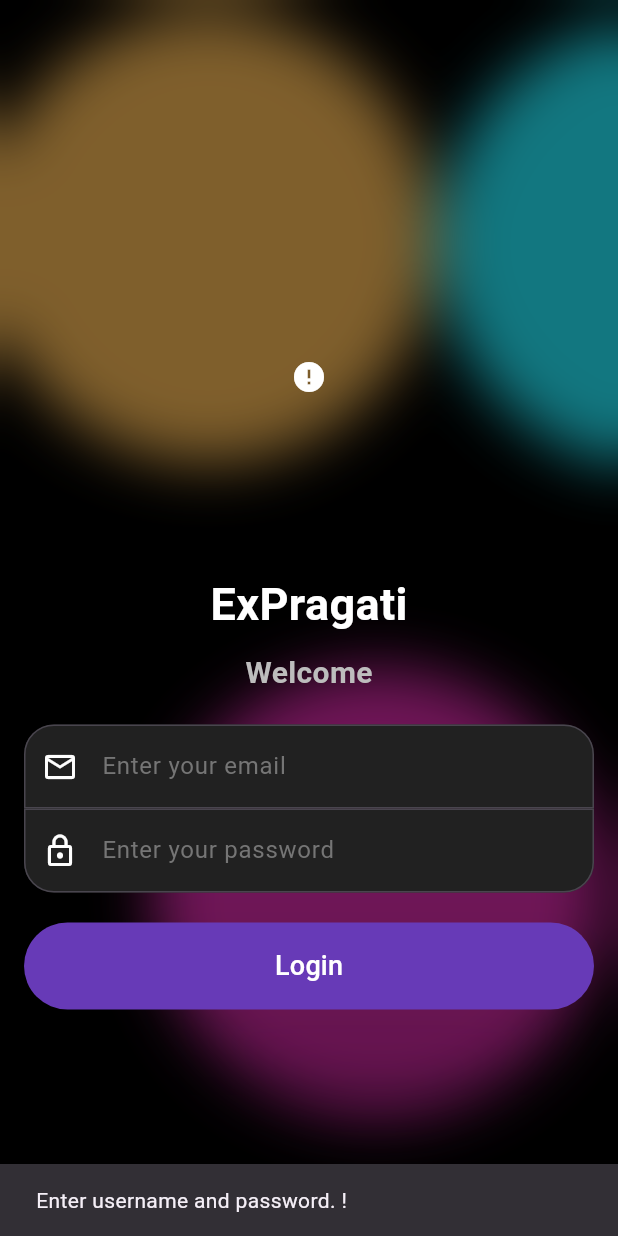
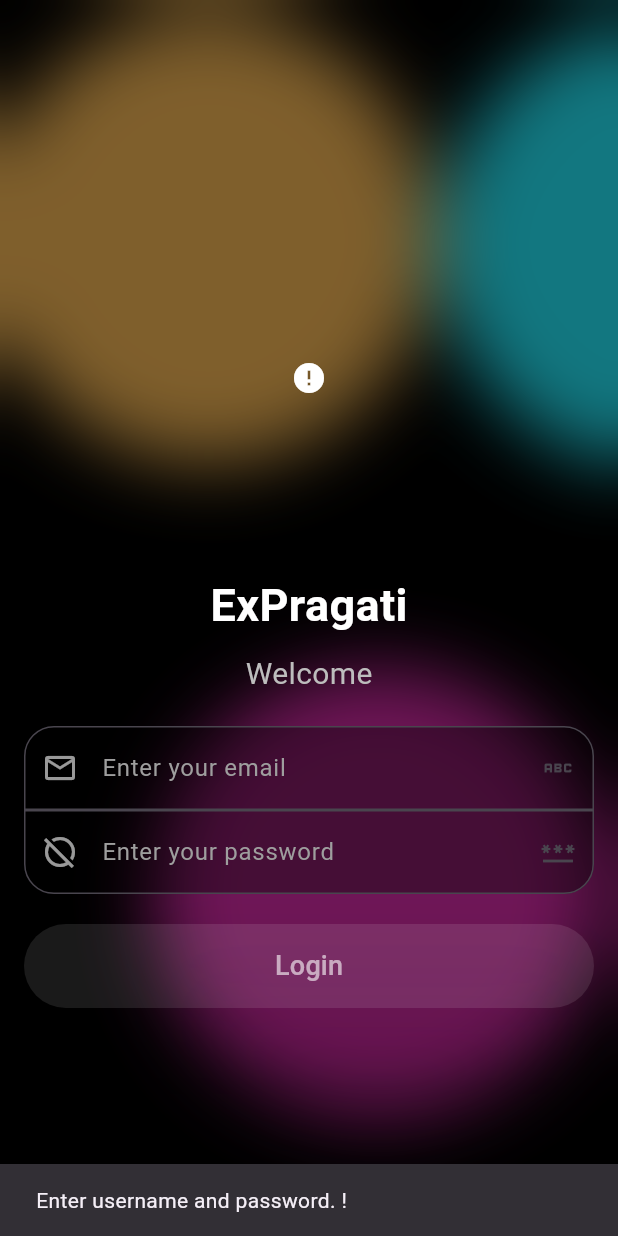
Before and after one commit to wantedbear007/ExPragati, a Flutter app: the screen it shows after launch, after a tap on "Login", on a phone screen of 412 x 824 dp. Run offline on Flutter 3.47's test engine with Material 3 defaults, Android fonts, the phone set to English and light mode, and no system bars; drawn by our look-alikes of blur, cached_network_image; our stand-ins replace awesome_snackbar_content, flutter_dotenv, flutter_svg, shared_preferences; network calls fail.

Commit message:
feat, fix: new HomeScreen UI, error handlings, Login screen UI fixes.

```diff
--- a/lib/login_screen.dart
+++ b/lib/login_screen.dart
@@ -5,11 +5,14 @@ import 'package:blur/blur.dart';
 import 'package:cached_network_image/cached_network_image.dart';
 import 'package:expragati/employee_model.dart';
 import 'package:expragati/home_screen.dart';
+import 'package:expragati/utils.dart';
 import 'package:flutter/material.dart';
 import 'package:flutter_dotenv/flutter_dotenv.dart';
 import 'package:flutter_svg/flutter_svg.dart';
 import 'package:http/http.dart' as http;
 import 'dart:math';
+
+import 'package:shared_preferences/shared_preferences.dart';
 
 class LoginScreen extends StatefulWidget {
   const LoginScreen({super.key});
@@ -18,17 +21,14 @@ class LoginScreen extends StatefulWidget {
   State<LoginScreen> createState() => _LoginScreenState();
 }
 
-const String bg = '''<svg xmlns="http://www.w3.org/2000/svg" version="1.1" xmlns:xlink="http://www.w3.org/1999/xlink" xmlns:svgjs="http://svgjs.dev/svgjs" viewBox="0 0 800 800"><defs><filter id="bbblurry-filter" x="-100%" y="-100%" width="400%" height="400%" filterUnits="objectBoundingBox" primitiveUnits="userSpaceOnUse" color-interpolation-filters="sRGB">
-	<feGaussianBlur stdDeviation="40" x="0%" y="0%" width="100%" height="100%" in="SourceGraphic" edgeMode="none" result="blur"></feGaussianBlur></filter></defs><g filter="url(#bbblurry-filter)"><ellipse rx="150" ry="150" cx="333.18494402338234" cy="158.77062997907547" fill="hsl(37, 99%, 67%)"></ellipse><ellipse rx="150" ry="150" cx="445.59942213782654" cy="595.10320794104" fill="hsl(316, 73%, 52%)"></ellipse><ellipse rx="150" ry="150" cx="636.2167310124642" cy="163.1432691363295" fill="hsl(185, 100%, 57%)"></ellipse></g></svg>''';
-
+// const String bg = '''<svg xmlns="http://www.w3.org/2000/svg" version="1.1" xmlns:xlink="http://www.w3.org/1999/xlink" xmlns:svgjs="http://svgjs.dev/svgjs" viewBox="0 0 800 800"><defs><filter id="bbblurry-filter" x="-100%" y="-100%" width="400%" height="400%" filterUnits="objectBoundingBox" primitiveUnits="userSpaceOnUse" color-interpolation-filters="sRGB">
+// 	<feGaussianBlur stdDeviation="40" x="0%" y="0%" width="100%" height="100%" in="SourceGraphic" edgeMode="none" result="blur"></feGaussianBlur></filter></defs><g filter="url(#bbblurry-filter)"><ellipse rx="150" ry="150" cx="333.18494402338234" cy="158.77062997907547" fill="hsl(37, 99%, 67%)"></ellipse><ellipse rx="150" ry="150" cx="445.59942213782654" cy="595.10320794104" fill="hsl(316, 73%, 52%)"></ellipse><ellipse rx="150" ry="150" cx="636.2167310124642" cy="163.1432691363295" fill="hsl(185, 100%, 57%)"></ellipse></g></svg>''';
 class _LoginScreenState extends State<LoginScreen> {
   final TextEditingController _emailController = TextEditingController();
   final TextEditingController _passwordController = TextEditingController();
   String _welcomeMessage = 'Welcome, Login to your account';
   late Timer _timer;
   int _currentLanguageIndex = 0;
-
-
 
 
   bool isRequestInProgress = false;
@@ -53,7 +53,8 @@ class _LoginScreenState extends State<LoginScreen> {
     _timer = Timer.periodic(const Duration(seconds: 2), (timer) {
       setState(() {
         _welcomeMessage = _welcomeMessages[_currentLanguageIndex];
-        _currentLanguageIndex = (_currentLanguageIndex + 1) % _welcomeMessages.length;
+        _currentLanguageIndex =
+            (_currentLanguageIndex + 1) % _welcomeMessages.length;
       });
     });
   }
@@ -69,8 +70,12 @@ class _LoginScreenState extends State<LoginScreen> {
       return;
     }
 
-    if (_emailController.text.trim().isEmpty ||
-        _passwordController.text.trim().isEmpty) {
+    if (_emailController.text
+        .trim()
+        .isEmpty ||
+        _passwordController.text
+            .trim()
+            .isEmpty) {
       ScaffoldMessenger.of(context).showSnackBar(
           const SnackBar(content: Text("Enter username and password. !")));
       return;
@@ -98,34 +103,49 @@ class _LoginScreenState extends State<LoginScreen> {
               'Referer': 'https://tauri.localhost/',
               'Accept-Language': 'en-GB,en;q=0.9,en-US;q=0.8'
             },
-            body: jsonEncode(<String, String> {
+            body: jsonEncode(<String, String>{
               "emp_email": _emailController.text,
               "emp_password": _passwordController.text,
               "medium": "app"
             }));
 
-        final Map<String, dynamic> responseJson = jsonDecode(response.body) as Map<String, dynamic>;
+        final Map<String, dynamic> responseJson = jsonDecode(
+            response.body) as Map<String, dynamic>;
 
         setState(() {
           isRequestInProgress = false;
         });
 
+
+
         if (response.statusCode == 200) {
-          ScaffoldMessenger.of(context).showSnackBar(SnackBar(content: Text(responseJson["message"])));
+          ScaffoldMessenger.of(context).showSnackBar(
+              SnackBar(content: Text(responseJson["message"])));
           // print(response.body.toString());
 
           final employeeData = EmployeeModel.fromJson(responseJson);
-          Navigator.pushReplacement(context, MaterialPageRoute(builder: (BuildContext ctx) => HomeScreen(employeeModel: employeeData,)));
+          final prefs = await SharedPreferences.getInstance();
+
+          await prefs.setString("token", employeeData.token!);
+          await prefs.setString("name", employeeData.employee!.empName ?? "NA");
+          await prefs.setString("contact", employeeData.employee!.empNumber ?? "NA");
+          await prefs.setString("role", employeeData.employee!.empDesignation ?? "NA");
+          await prefs.setString("empid", employeeData.employee!.empId ?? "NA");
+
+          Navigator.pushReplacement(context, MaterialPageRoute(
+              builder: (BuildContext ctx) =>
+                  HomeScreen(employeeModel: employeeData,)));
         } else {
-          ScaffoldMessenger.of(context).showSnackBar(SnackBar(content: Text(responseJson["message"])));
+          ScaffoldMessenger.of(context).showSnackBar(
+              SnackBar(content: Text(responseJson["message"])));
         }
-
       } catch (err) {
         setState(() {
           isRequestInProgress = false;
         });
-        print(err.toString());
-        ScaffoldMessenger.of(context).showSnackBar(SnackBar(content: Text("Server Error ${err.toString()}")));
+        // print(err.toString());
+        ScaffoldMessenger.of(context).showSnackBar(
+            SnackBar(content: Text("Server Error ${err.toString()}")));
       }
     }
   }
@@ -139,15 +159,12 @@ class _LoginScreenState extends State<LoginScreen> {
           Positioned.fill(
             child: Blur(
               blurColor: Colors.black,
-              blur: 20.0,
-              child:  SvgPicture.string(
-              bg,
+              blur: 25.0,
+              child: SvgPicture.string(
+                loginScreenSVG,
                 fit: BoxFit.cover,
-            ),)
-            // child: SvgPicture.string(
-            //   bg,
-            //   fit: BoxFit.cover,
-            // ),
+              ),
+            ),
           ),
           Center(
             child: SingleChildScrollView(
@@ -156,22 +173,20 @@ class _LoginScreenState extends State<LoginScreen> {
                 child: Column(
                   crossAxisAlignment: CrossAxisAlignment.center,
                   children: [
-                // CircleAvatar(
-                //   radius: 80,
-                //   backgroundImage: NetworkImage(avatarUrl),
-                //   backgroundColor: Colors.transparent,
-                // ),
                     CircleAvatar(
                       radius: 100,
                       backgroundColor: Colors.transparent,
                       child: CachedNetworkImage(
                         imageUrl: avatarUrl,
-                    imageBuilder: (context, imageProvider) => CircleAvatar(
+                        imageBuilder: (context, imageProvider) =>
+                            CircleAvatar(
                               radius: 120,
                               backgroundImage: imageProvider,
                             ),
-                    placeholder: (context, url) => CircularProgressIndicator(),
-                    errorWidget: (context, url, error) => Icon(Icons.error, color: Colors.white),
+                        placeholder: (context, url) =>
+                            const CircularProgressIndicator(),
+                        errorWidget: (context, url, error) =>
+                            const Icon(Icons.error, color: Colors.white),
                       ),
                     ),
                     const SizedBox(height: 30),
@@ -188,7 +203,6 @@ class _LoginScreenState extends State<LoginScreen> {
                       _welcomeMessage,
                       style: TextStyle(
                         fontSize: 20,
-                    fontWeight: FontWeight.bold,
                         color: Colors.grey[400],
                       ),
                     ),
@@ -197,40 +211,49 @@ class _LoginScreenState extends State<LoginScreen> {
                       keyboardType: TextInputType.emailAddress,
                       controller: _emailController,
                       style: const TextStyle(color: Colors.white),
-                  decoration: InputDecoration(
+                      decoration: const InputDecoration(
                         hintText: 'Enter your email',
-                    hintStyle: TextStyle(color: Colors.grey[600]),
-                    prefixIcon: const Icon(Icons.email_outlined, color: Colors.white),
+                        hintStyle: const TextStyle(color: Colors.grey),
+                        prefixIcon: Icon(Icons.email_outlined,
+                            color: Colors.white60),
                         filled: true,
-                    fillColor: Colors.grey[900],
+                        suffixIcon: Icon(Icons.abc),
+                        fillColor: Colors.black38,
                         border: OutlineInputBorder(
-                      borderRadius: BorderRadius.vertical(top: Radius.circular(20)),
-                      borderSide: const BorderSide(color: Colors.grey),
+                          borderRadius: BorderRadius.vertical(
+                            top: Radius.circular(20),
+                          ),
                         ),
                         focusedBorder: OutlineInputBorder(
-                      borderRadius: BorderRadius.vertical(top: Radius.circular(20)),
-                      borderSide: const BorderSide(color: Colors.grey),
+                          borderRadius: BorderRadius.vertical(
+                            top: Radius.circular(20),
+                          ),
+                          borderSide: BorderSide(color: Colors.grey),
                         ),
                       ),
                     ),
-                const SizedBox(height: 0),
                     TextField(
                       obscureText: true,
                       controller: _passwordController,
                       style: const TextStyle(color: Colors.white),
-                  decoration: InputDecoration(
+                      decoration: const InputDecoration(
                         hintText: 'Enter your password',
-                    hintStyle: TextStyle(color: Colors.grey[600]),
-                    prefixIcon: const Icon(Icons.lock_outline, color: Colors.white),
+                        hintStyle: TextStyle(color: Colors.grey),
+                        prefixIcon: Icon(Icons.hide_source,
+                            color: Colors.white60),
                         filled: true,
-                    fillColor: Colors.grey[900],
+                        suffixIcon: Icon(Icons.password),
+                        fillColor: Colors.black38,
                         border: OutlineInputBorder(
-                      borderRadius: BorderRadius.vertical(bottom: Radius.circular(20)),
-                      borderSide: const BorderSide(color: Colors.grey),
+                          borderRadius: BorderRadius.vertical(
+                            bottom: Radius.circular(20),
+                          ),
                         ),
                         focusedBorder: OutlineInputBorder(
-                      borderRadius: BorderRadius.vertical(bottom: Radius.circular(20)),
-                      borderSide: const BorderSide(color: Colors.grey),
+                          borderRadius: BorderRadius.vertical(
+                            bottom: Radius.circular(20),
+                          ),
+                          borderSide: BorderSide(color: Colors.grey),
                         ),
                       ),
                     ),
@@ -245,13 +268,12 @@ class _LoginScreenState extends State<LoginScreen> {
                           'Login',
                           style: TextStyle(
                             fontSize: 18,
-                        // fontWeight: FontWeight.bold,
                           ),
                         ),
                         style: ElevatedButton.styleFrom(
-                      padding: const EdgeInsets.symmetric(vertical: 16),
-                      backgroundColor: Colors.deepPurple,
-                      foregroundColor: Colors.white,
+                          padding: const EdgeInsets.symmetric(vertical: 15),
+                          backgroundColor: Colors.white10,
+                          foregroundColor: Colors.white60,
                           shape: RoundedRectangleBorder(
                             borderRadius: BorderRadius.circular(30),
                           ),
@@ -259,13 +281,24 @@ class _LoginScreenState extends State<LoginScreen> {
                         ),
                       ),
                     ),
-
                   ],
                 ),
               ),
             ),
-      ),]
-          )
+          ),
+          // Positioned(
+          //
+          //   bottom: 30,
+          //   left: 0,
+          //   right: 0,
+          //   child: Text(
+          //     "</> with ❤️ by Wantedbear007",
+          //     textAlign: TextAlign.center,
+          //     style: TextStyle(color: Colors.grey[700], fontWeight: FontWeight.bold),
+          //   ),
+          // ),
+        ],
+      ),
     );
   }
 }
--- a/lib/main.dart
+++ b/lib/main.dart
@@ -1,7 +1,11 @@
+import 'dart:collection';
+
+import 'package:expragati/employee_model.dart';
 import 'package:expragati/home_screen.dart';
 import 'package:expragati/login_screen.dart';
 import 'package:flutter/material.dart';
 import 'package:flutter_dotenv/flutter_dotenv.dart';
+import 'package:shared_preferences/shared_preferences.dart';
 
 Future<void> main() async {
   await dotenv.load(fileName: ".env");
@@ -20,7 +24,7 @@ class MyApp extends StatelessWidget {
         colorScheme: ColorScheme.fromSeed(seedColor: Colors.deepPurple),
         useMaterial3: true,
       ),
-      home: const MyHomePage(title: 'Flutter Demo Home Page'),
+      home: const MyHomePage(title: 'Something'),
     );
   }
 }
@@ -36,9 +40,55 @@ class MyHomePage extends StatefulWidget {
 
 class _MyHomePageState extends State<MyHomePage> {
   @override
+  void initState() {
+    super.initState();
+    _getToken();
+  }
+
+  var userData = HashMap<String, String>();
+  bool isAllowed = false;
+
+  // validate user
+  bool validate(HashMap<String, String> data) {
+    for (var entry in data.entries) {
+      if (entry.value.isEmpty) {
+        return false;
+      }
+    }
+    return true;
+  }
+
+  // check token
+  Future<void> _getToken() async {
+    final prefs = await SharedPreferences.getInstance();
+    userData["token"] = prefs.getString("token") ?? "";
+    userData["name"] = prefs.getString("name") ?? "";
+    userData["contact"] = prefs.getString("contact") ?? "";
+    userData["role"] = prefs.getString("role") ?? "";
+    userData["empid"] = prefs.getString("empid") ?? "";
+
+    if (validate(userData)) {
+      isAllowed = true;
+    }
+    print("values");
+    userData.forEach((key, value) {
+      print('$key: $value');
+    });
+  }
+
+  @override
   Widget build(BuildContext context) {
     return Scaffold(
-      body: LoginScreen(),
+      body: isAllowed
+          ? HomeScreen(
+              employeeModel: EmployeeModel(
+                  employee: Employee(
+                      empId: userData["empid"],
+                      empName: userData["name"],
+                      empNumber: userData["contact"],
+                      empDesignation: userData["role"]),
+                  token: userData["token"]))
+          : LoginScreen(),
     );
   }
 }
--- /dev/null
+++ b/lib/utils.dart
@@ -0,0 +1,6 @@
+const String loginScreenSVG = '''<svg xmlns="http://www.w3.org/2000/svg" version="1.1" xmlns:xlink="http://www.w3.org/1999/xlink" xmlns:svgjs="http://svgjs.dev/svgjs" viewBox="0 0 800 800"><defs><filter id="bbblurry-filter" x="-100%" y="-100%" width="400%" height="400%" filterUnits="objectBoundingBox" primitiveUnits="userSpaceOnUse" color-interpolation-filters="sRGB">
+	<feGaussianBlur stdDeviation="40" x="0%" y="0%" width="100%" height="100%" in="SourceGraphic" edgeMode="none" result="blur"></feGaussianBlur></filter></defs><g filter="url(#bbblurry-filter)"><ellipse rx="150" ry="150" cx="333.18494402338234" cy="158.77062997907547" fill="hsl(37, 99%, 67%)"></ellipse><ellipse rx="150" ry="150" cx="445.59942213782654" cy="595.10320794104" fill="hsl(316, 73%, 52%)"></ellipse><ellipse rx="150" ry="150" cx="636.2167310124642" cy="163.1432691363295" fill="hsl(185, 100%, 57%)"></ellipse></g></svg>''';
+
+
+const String homeScreenSVG = '''<svg xmlns="http://www.w3.org/2000/svg" version="1.1" xmlns:xlink="http://www.w3.org/1999/xlink" xmlns:svgjs="http://svgjs.dev/svgjs" viewBox="0 0 800 800"><defs><filter id="bbblurry-filter" x="-100%" y="-100%" width="400%" height="400%" filterUnits="objectBoundingBox" primitiveUnits="userSpaceOnUse" color-interpolation-filters="sRGB">
+	<feGaussianBlur stdDeviation="40" x="0%" y="0%" width="100%" height="100%" in="SourceGraphic" edgeMode="none" result="blur"></feGaussianBlur></filter></defs><g filter="url(#bbblurry-filter)"><ellipse rx="150" ry="150" cx="619.3821065396403" cy="444.2225345192697" fill="hsl(37, 99%, 67%)"></ellipse><ellipse rx="150" ry="150" cx="227.83820128555604" cy="290.1060637751118" fill="hsl(316, 73%, 52%)"></ellipse><ellipse rx="150" ry="150" cx="331.47670707157044" cy="160.68686023797554" fill="hsl(185, 100%, 57%)"></ellipse></g></svg>''';
--- a/pubspec.yaml
+++ b/pubspec.yaml
@@ -40,6 +40,7 @@ dependencies:
   cached_network_image: ^3.4.1
   flutter_svg: ^2.0.16
   blur: ^4.0.0
+  shared_preferences: ^2.3.5
 
 dev_dependencies:
   flutter_test:
```
Also changed, not shown: lib/home_screen.dart (+121 -56 lines), pubspec.lock, 2 other files. Lines whose indentation alone changed are shown as unchanged.
